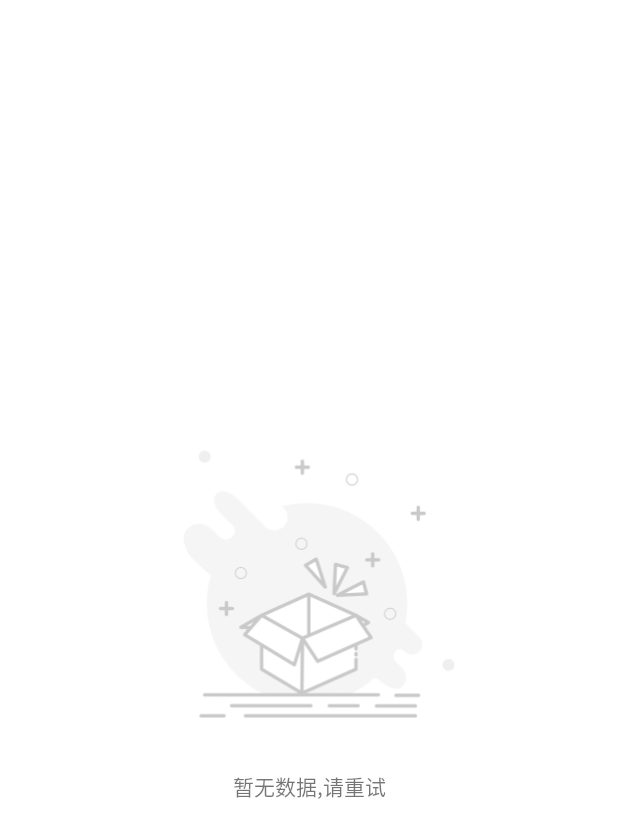
After one commit to RainyJiang22/WanAndroid2021, an Android app: the layout layout_empty.xml on its own in the app's theme, with its tools: preview values and no code run, on a phone screen of 412 x 824 dp. The commit adds this screen. Shown: the top 838 px of the screen. Run offline under Robolectric (Android 15) with nearby library versions, the phone set to English and light mode, and no system bars.

Commit message:
首页数据加载更多和刷新

```diff
--- a/app/src/main/res/layout/fragment_home.xml
+++ b/app/src/main/res/layout/fragment_home.xml
@@ -1,6 +1,7 @@
 <?xml version="1.0" encoding="utf-8"?>
-<androidx.swiperefreshlayout.widget.SwipeRefreshLayout xmlns:android="http://schemas.android.com/apk/res/android"
+<com.drake.brv.PageRefreshLayout xmlns:android="http://schemas.android.com/apk/res/android"
     xmlns:app="http://schemas.android.com/apk/res-auto"
+    android:id="@+id/page_home"
     android:layout_width="match_parent"
     android:layout_height="match_parent">
 
@@ -43,4 +44,4 @@
 
     </androidx.constraintlayout.widget.ConstraintLayout>
 
-</androidx.swiperefreshlayout.widget.SwipeRefreshLayout>
+</com.drake.brv.PageRefreshLayout>
--- /dev/null
+++ b/app/src/main/res/layout/layout_empty.xml
@@ -0,0 +1,30 @@
+<?xml version="1.0" encoding="utf-8"?><!--缺省页布局(空数据)-->
+<androidx.constraintlayout.widget.ConstraintLayout xmlns:android="http://schemas.android.com/apk/res/android"
+    xmlns:app="http://schemas.android.com/apk/res-auto"
+    android:layout_width="match_parent"
+    android:layout_height="match_parent">
+
+    <ImageView
+        android:id="@+id/iv"
+        android:layout_width="@dimen/dp_200"
+        android:layout_height="@dimen/dp_200"
+        android:contentDescription="@android:string/unknownName"
+        app:layout_constraintBottom_toTopOf="@id/msg"
+        app:layout_constraintLeft_toLeftOf="parent"
+        app:layout_constraintRight_toRightOf="parent"
+        app:layout_constraintTop_toTopOf="parent"
+        app:layout_constraintVertical_chainStyle="packed"
+        app:srcCompat="@drawable/bg_empty" />
+
+    <TextView
+        android:id="@+id/msg"
+        android:layout_width="wrap_content"
+        android:layout_height="wrap_content"
+        android:layout_marginTop="@dimen/dp_24"
+        android:text="@string/no_data"
+        app:layout_constraintBottom_toBottomOf="parent"
+        app:layout_constraintLeft_toLeftOf="parent"
+        app:layout_constraintRight_toRightOf="parent"
+        app:layout_constraintTop_toBottomOf="@id/iv" />
+
+</androidx.constraintlayout.widget.ConstraintLayout>
--- a/app/src/main/res/values/strings.xml
+++ b/app/src/main/res/values/strings.xml
@@ -13,4 +13,6 @@
     <string name="article_title">AndroidMVVM框架实践</string>
     <string name="article_content">一个Jetpack结合MVVM的快速开发框架，基于MVVM模式集成谷歌官方推荐的JetPack组件库：LiveData、ViewModel、Lifecycle组件 使用Kotlin语言，添加大量拓展函数，简化代码 加入Retrofit网络请求</string>
     <string name="article_chapter"><![CDATA[分类>项目]]></string>
+    <string name="no_data">暂无数据,请重试</string>
+    <string name="no_net">网络异常,请重试</string>
 </resources>
```
Also changed, not shown: app/build.gradle (+7 -0 lines), app/src/main/java/com/base/wanandroid/application/WanAndroidApplication.kt (+31 -1 lines), app/src/main/java/com/base/wanandroid/ui/home/HomeFragment.kt (+64 -13 lines), app/src/main/res/layout/layout_error.xml (added, +30 -0 lines), app/src/main/res/layout/layout_loading.xml (added, +13 -0 lines), app/src/main/res/drawable-xxxhdpi/bg_empty.webp (added), app/src/main/res/drawable-xxxhdpi/bg_error.webp (added).
